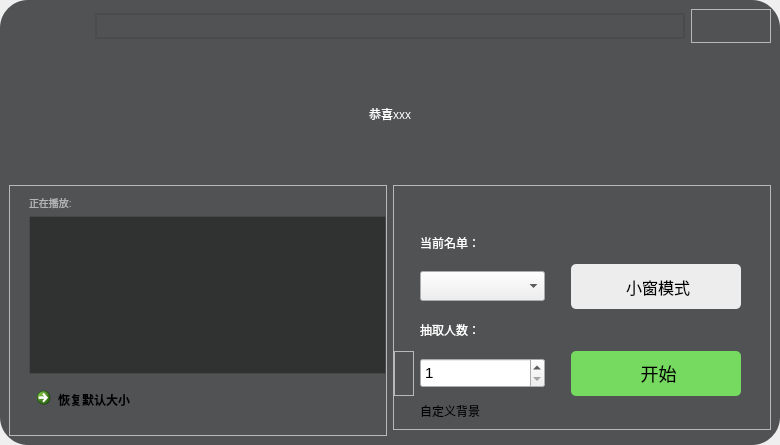
Yish1/Class-Roster-Picker-NEXT, file picker.ui: the form before one commit.
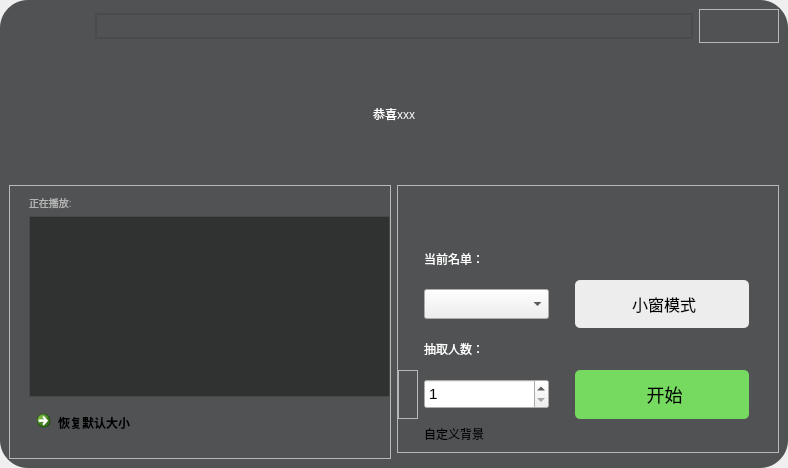
The form after the commit. Icons and pictures are not drawn.

What changed in the file:
```diff
--- a/picker.ui
+++ b/picker.ui
@@ -6,8 +6,8 @@
    <rect>
     <x>0</x>
     <y>0</y>
-    <width>780</width>
-    <height>445</height>
+    <width>788</width>
+    <height>468</height>
    </rect>
   </property>
   <property name="minimumSize">
```
